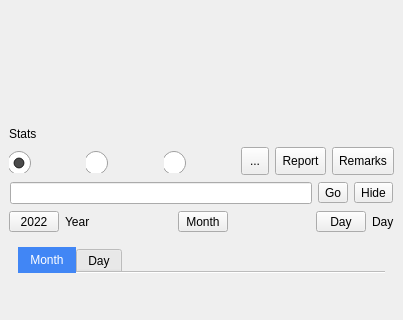
Old version of the form mainwindow.ui in the repository ic005k/Knot-Legacy; both pictures show x 0 to 403 and y 154 to 474 of the 403 by 670 pixel window.
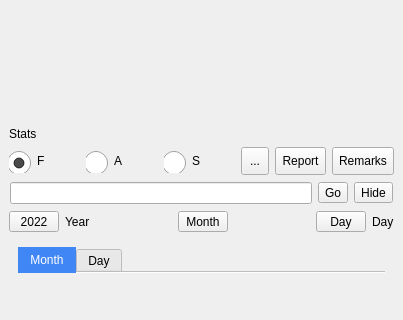
New version of the form. Icons and pictures are not drawn.

```diff
--- a/mainwindow.ui
+++ b/mainwindow.ui
@@ -264,7 +264,7 @@
 </string>
            </property>
            <property name="text">
-            <string>  </string>
+            <string>F</string>
            </property>
            <property name="checked">
             <bool>true</bool>
@@ -298,7 +298,7 @@
 </string>
            </property>
            <property name="text">
-            <string>  </string>
+            <string>A</string>
            </property>
           </widget>
          </item>
@@ -329,7 +329,7 @@
 </string>
            </property>
            <property name="text">
-            <string>  </string>
+            <string>S</string>
            </property>
           </widget>
          </item>
```
Left out of the diff: 6 changed lines with no effect on the pictures.
